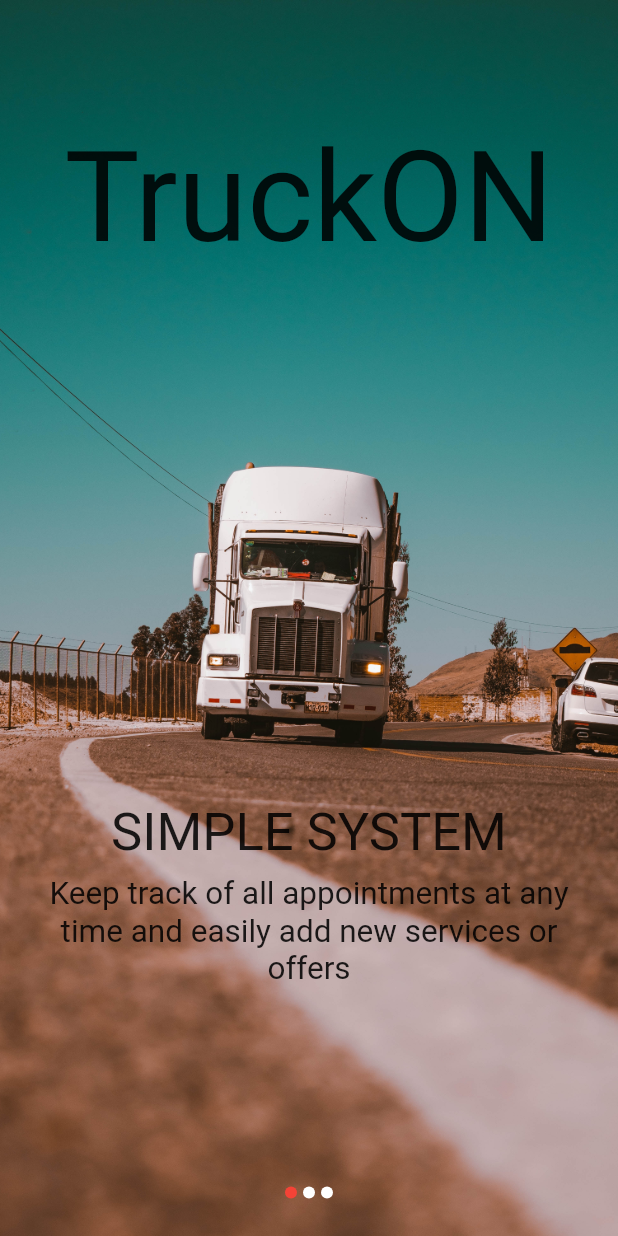
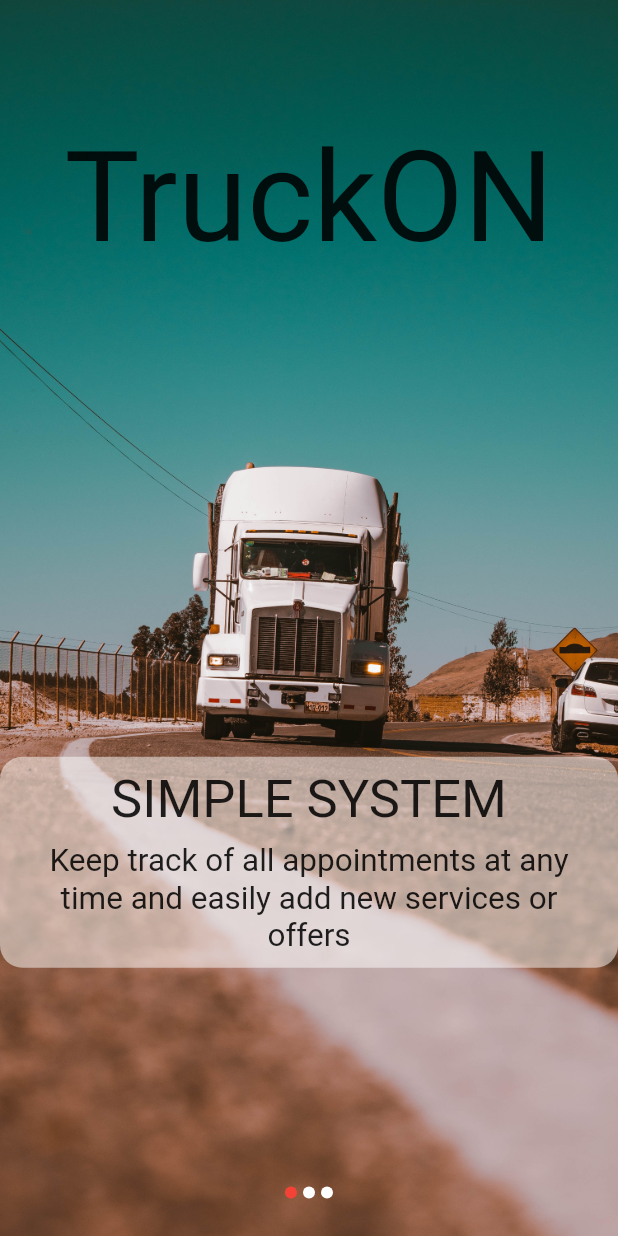
Before and after one commit to chetan-ade/TruckON, a Flutter app: the screen it shows after launch, on a phone screen of 412 x 824 dp. Run offline on Flutter 3.47's test engine with Material 2 defaults, Android fonts, the phone set to English and light mode, and no system bars; drawn by our look-alikes of carousel_slider.

Commit message:
banners added for displaying text

```diff
--- a/lib/main.dart
+++ b/lib/main.dart
@@ -68,15 +68,26 @@ class OneTimeCarousel extends StatelessWidget {
                         //Common Logo for all 3 images
                         textScaleFactor: 6.0,
                       )),
+                  Padding(
+                    padding: EdgeInsets.only(top: height/10)
+                  ),
                   Container(
-                      padding: EdgeInsets.only(top: height*3/10),
+                      padding: EdgeInsets.only(top: height/100,bottom: height/100, left: width/60, right: width/60),
+                      decoration: BoxDecoration(
+                        borderRadius: BorderRadius.only(
+                          topLeft: Radius.circular(15.0),
+                          bottomRight: Radius.circular(15.0),
+                          topRight: Radius.circular(15.0),
+                          bottomLeft: Radius.circular(15.0)),
+                        color: Colors.white54.withOpacity(0.5),
+                      ),
                       child: Column(children: [
                         Text(
                           heading,
                           textScaleFactor: 2.5,
                         ),
                         Container(
-                            padding: EdgeInsets.only(top: height/100,left: width/40,right: width/40),
+                            padding: EdgeInsets.only(top: height/100,left: width/20,right: width/20),
                             child: Text(
                               desc,
                               textScaleFactor: 1.5,
```
